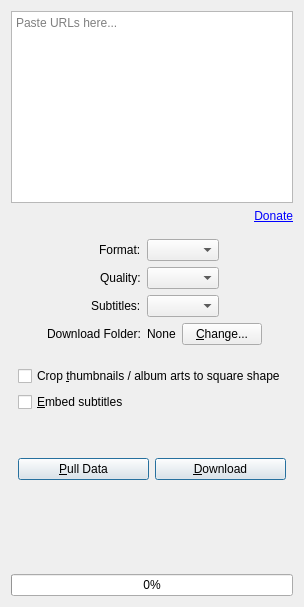
Qt form src/media_downloader/ui/tab.ui (markop404/media-downloader) before a commit.
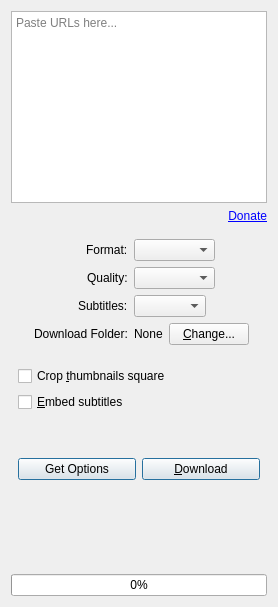
The same form after that commit. Icons and pictures are not drawn. Custom widgets are drawn as their Qt base class.

What changed in the file:
```diff
--- a/src/media_downloader/ui/tab.ui
+++ b/src/media_downloader/ui/tab.ui
@@ -71,6 +71,9 @@
        <property name="toolTip">
         <string>Format Options&lt;br&gt;(Alt+F)</string>
        </property>
+       <property name="placeholderText">
+        <string>Unknown</string>
+       </property>
       </widget>
      </item>
      <item row="1" column="0">
@@ -92,7 +95,7 @@
         <enum>QComboBox::SizeAdjustPolicy::AdjustToContents</enum>
        </property>
        <property name="placeholderText">
-        <string>None</string>
+        <string>Unknown</string>
        </property>
       </widget>
      </item>
@@ -192,7 +195,7 @@
         <string>Useful when downloading music&lt;br&gt;(Alt+T)</string>
        </property>
        <property name="text">
-        <string>Crop &amp;thumbnails / album arts to square shape</string>
+        <string>Crop &amp;thumbnails square</string>
        </property>
       </widget>
      </item>
@@ -270,7 +273,7 @@
         <string>Get subtitle and quality options&lt;br&gt;(Alt+P)</string>
        </property>
        <property name="text">
-        <string>&amp;Pull Data</string>
+        <string>Get Options</string>
        </property>
        <property name="icon">
         <iconset theme="view-refresh"/>
```
Left out of the diff: 4 changed lines with no effect on the pictures.
